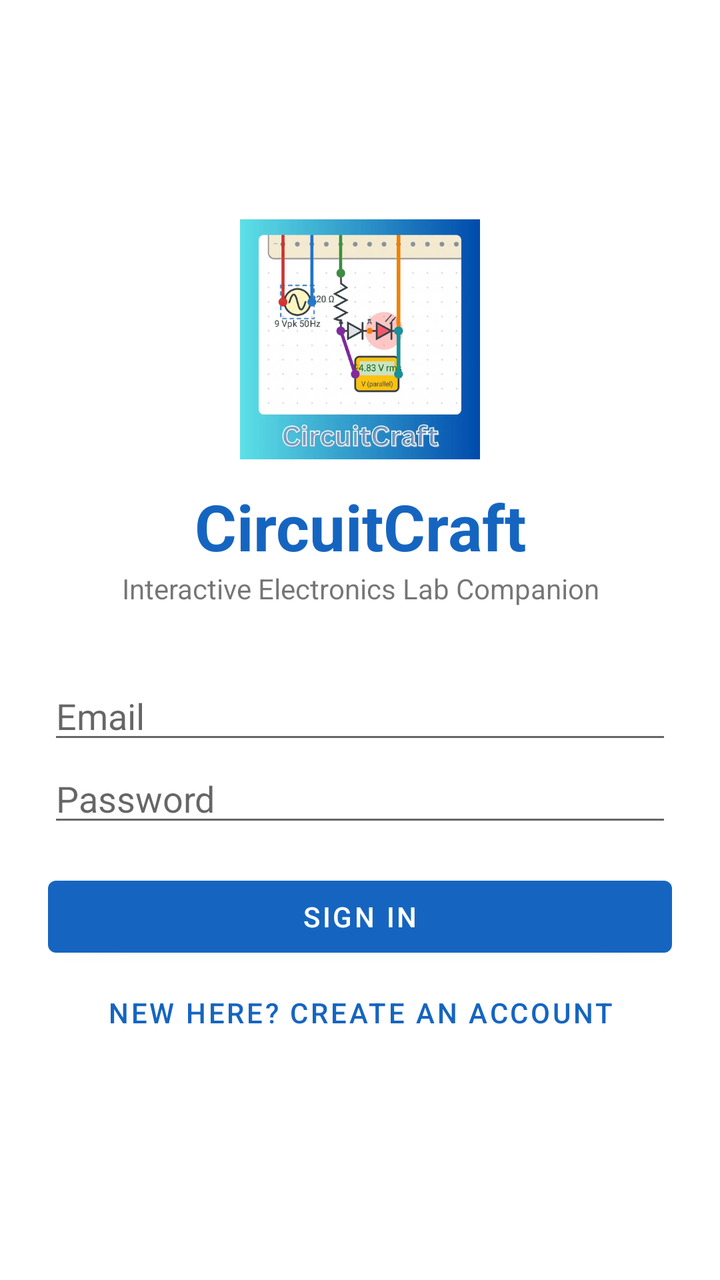
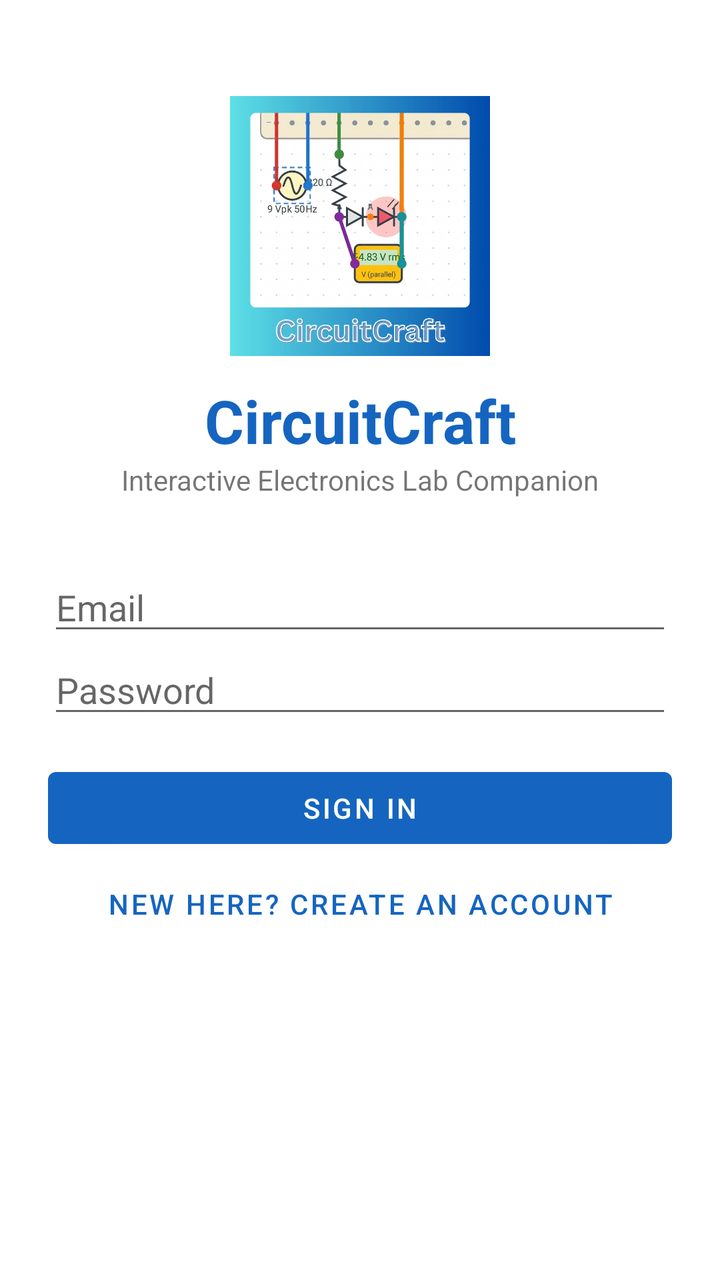

Two renders of the same Android screen: before a commit and after it. Below are the layout's source before the change and the commit's diff.
<!-- AndroidManifest.xml: application theme Theme.CircuitCraft -->
<!-- res/layout/activity_login.xml -->
<?xml version="1.0" encoding="utf-8"?>
<ScrollView xmlns:android="http://schemas.android.com/apk/res/android"
    android:layout_width="match_parent" android:layout_height="match_parent"
    android:fillViewport="true">

    <LinearLayout
        android:layout_width="match_parent" android:layout_height="wrap_content"
        android:orientation="vertical" android:gravity="center_vertical" android:padding="24dp">

        <ImageView
            android:layout_width="120dp"
            android:layout_height="120dp"
            android:layout_gravity="center_horizontal"
            android:src="@drawable/logo_circuitcraft"
            android:contentDescription="CircuitCraft Logo" />

        <TextView
            android:layout_width="match_parent" android:layout_height="wrap_content"
            android:text="CircuitCraft" android:textSize="32sp" android:textStyle="bold"
            android:textColor="@color/primary" android:gravity="center"
            android:layout_marginTop="12dp" />
        <TextView
            android:layout_width="match_parent" android:layout_height="wrap_content"
            android:text="Interactive Electronics Lab Companion" android:gravity="center" />

        <EditText
            android:id="@+id/etEmail"
            android:layout_width="match_parent" android:layout_height="wrap_content"
            android:layout_marginTop="32dp" android:hint="Email"
            android:inputType="textEmailAddress" />
        <EditText
            android:id="@+id/etPassword"
            android:layout_width="match_parent" android:layout_height="wrap_content"
            android:hint="Password" android:inputType="textPassword" />

        <Button
            android:id="@+id/btnLogin"
            android:layout_width="match_parent" android:layout_height="wrap_content"
            android:layout_marginTop="16dp" android:text="Sign in" />
        <Button
            android:id="@+id/btnGoRegister"
            style="@style/Widget.MaterialComponents.Button.TextButton"
            android:layout_width="match_parent" android:layout_height="wrap_content"
            android:text="New here? Create an account" />

        <ProgressBar
            android:id="@+id/progress"
            android:layout_width="wrap_content" android:layout_height="wrap_content"
            android:layout_gravity="center" android:visibility="gone" />
    </LinearLayout>
</ScrollView>
<!-- resources referenced by this layout -->
<resources>
  <color name="primary">#1565C0</color>
  <!-- drawable logo_circuitcraft: png bitmap (drawable, 146300 bytes) -->
  <style name="Theme.CircuitCraft" parent="Theme.MaterialComponents.Light.DarkActionBar">
          <item name="colorPrimary">@color/primary</item>
          <item name="colorPrimaryVariant">@color/primary_dark</item>
          <item name="colorOnPrimary">@color/white</item>
          <item name="colorSecondary">@color/accent</item>
      </style>
  <color name="primary_dark">#0D47A1</color>
  <color name="white">#FFFFFF</color>
  <color name="accent">#FF8F00</color>
</resources>

<!-- the commit's change to res/layout/activity_login.xml (unified diff, before → after) -->
@@ -3,49 +3,79 @@
     android:layout_width="match_parent" android:layout_height="match_parent"
     android:fillViewport="true">
 
-    <LinearLayout
+    <androidx.constraintlayout.widget.ConstraintLayout
+        xmlns:app="http://schemas.android.com/apk/res-auto"
         android:layout_width="match_parent" android:layout_height="wrap_content"
-        android:orientation="vertical" android:gravity="center_vertical" android:padding="24dp">
+        android:padding="24dp">
 
         <ImageView
-            android:layout_width="120dp"
-            android:layout_height="120dp"
-            android:layout_gravity="center_horizontal"
-            android:src="@drawable/logo_circuitcraft"
-            android:contentDescription="CircuitCraft Logo" />
+            android:id="@+id/ivLogo"
+            android:layout_width="130dp" android:layout_height="130dp"
+            android:layout_marginTop="24dp"
+            android:contentDescription="CircuitCraft logo"
+            android:src="@drawable/circuitcraft_logo"
+            app:layout_constraintTop_toTopOf="parent"
+            app:layout_constraintStart_toStartOf="parent"
+            app:layout_constraintEnd_toEndOf="parent" />
 
         <TextView
-            android:layout_width="match_parent" android:layout_height="wrap_content"
-            android:text="CircuitCraft" android:textSize="32sp" android:textStyle="bold"
-            android:textColor="@color/primary" android:gravity="center"
-            android:layout_marginTop="12dp" />
+            android:id="@+id/tvTitle"
+            android:layout_width="wrap_content" android:layout_height="wrap_content"
+            android:layout_marginTop="12dp"
+            android:text="CircuitCraft" android:textSize="30sp" android:textStyle="bold"
+            android:textColor="@color/primary"
+            app:layout_constraintTop_toBottomOf="@id/ivLogo"
+            app:layout_constraintStart_toStartOf="parent"
+            app:layout_constraintEnd_toEndOf="parent" />
+
         <TextView
-            android:layout_width="match_parent" android:layout_height="wrap_content"
-            android:text="Interactive Electronics Lab Companion" android:gravity="center" />
+            android:id="@+id/tvTagline"
+            android:layout_width="wrap_content" android:layout_height="wrap_content"
+            android:text="Interactive Electronics Lab Companion"
+            app:layout_constraintTop_toBottomOf="@id/tvTitle"
+            app:layout_constraintStart_toStartOf="parent"
+            app:layout_constraintEnd_toEndOf="parent" />
 
         <EditText
             android:id="@+id/etEmail"
-            android:layout_width="match_parent" android:layout_height="wrap_content"
-            android:layout_marginTop="32dp" android:hint="Email"
-            android:inputType="textEmailAddress" />
+            android:layout_width="0dp" android:layout_height="wrap_content"
+            android:layout_marginTop="32dp"
+            android:hint="Email" android:inputType="textEmailAddress"
+            app:layout_constraintTop_toBottomOf="@id/tvTagline"
+            app:layout_constraintStart_toStartOf="parent"
+            app:layout_constraintEnd_toEndOf="parent" />
+
         <EditText
             android:id="@+id/etPassword"
-            android:layout_width="match_parent" android:layout_height="wrap_content"
-            android:hint="Password" android:inputType="textPassword" />
+            android:layout_width="0dp" android:layout_height="wrap_content"
+            android:hint="Password" android:inputType="textPassword"
+            app:layout_constraintTop_toBottomOf="@id/etEmail"
+            app:layout_constraintStart_toStartOf="parent"
+            app:layout_constraintEnd_toEndOf="parent" />
 
         <Button
             android:id="@+id/btnLogin"
-            android:layout_width="match_parent" android:layout_height="wrap_content"
-            android:layout_marginTop="16dp" android:text="Sign in" />
+            android:layout_width="0dp" android:layout_height="wrap_content"
+            android:layout_marginTop="16dp" android:text="Sign in"
+            app:layout_constraintTop_toBottomOf="@id/etPassword"
+            app:layout_constraintStart_toStartOf="parent"
+            app:layout_constraintEnd_toEndOf="parent" />
+
         <Button
             android:id="@+id/btnGoRegister"
             style="@style/Widget.MaterialComponents.Button.TextButton"
-            android:layout_width="match_parent" android:layout_height="wrap_content"
-            android:text="New here? Create an account" />
+            android:layout_width="0dp" android:layout_height="wrap_content"
+            android:text="New here? Create an account"
+            app:layout_constraintTop_toBottomOf="@id/btnLogin"
+            app:layout_constraintStart_toStartOf="parent"
+            app:layout_constraintEnd_toEndOf="parent" />
 
         <ProgressBar
             android:id="@+id/progress"
             android:layout_width="wrap_content" android:layout_height="wrap_content"
-            android:layout_gravity="center" android:visibility="gone" />
-    </LinearLayout>
+            android:visibility="gone"
+            app:layout_constraintTop_toBottomOf="@id/btnGoRegister"
+            app:layout_constraintStart_toStartOf="parent"
+            app:layout_constraintEnd_toEndOf="parent" />
+    </androidx.constraintlayout.widget.ConstraintLayout>
 </ScrollView>
<!-- resource entries referenced after the edit -->
@@ -1,7 +1,7 @@
 <!-- resources referenced by this layout -->
 <resources>
   <color name="primary">#1565C0</color>
-  <!-- drawable logo_circuitcraft: png bitmap (drawable, 146300 bytes) -->
+  <!-- drawable circuitcraft_logo: webp bitmap (drawable-nodpi, 41486 bytes) -->
   <style name="Theme.CircuitCraft" parent="Theme.MaterialComponents.Light.DarkActionBar">
           <item name="colorPrimary">@color/primary</item>
           <item name="colorPrimaryVariant">@color/primary_dark</item>
